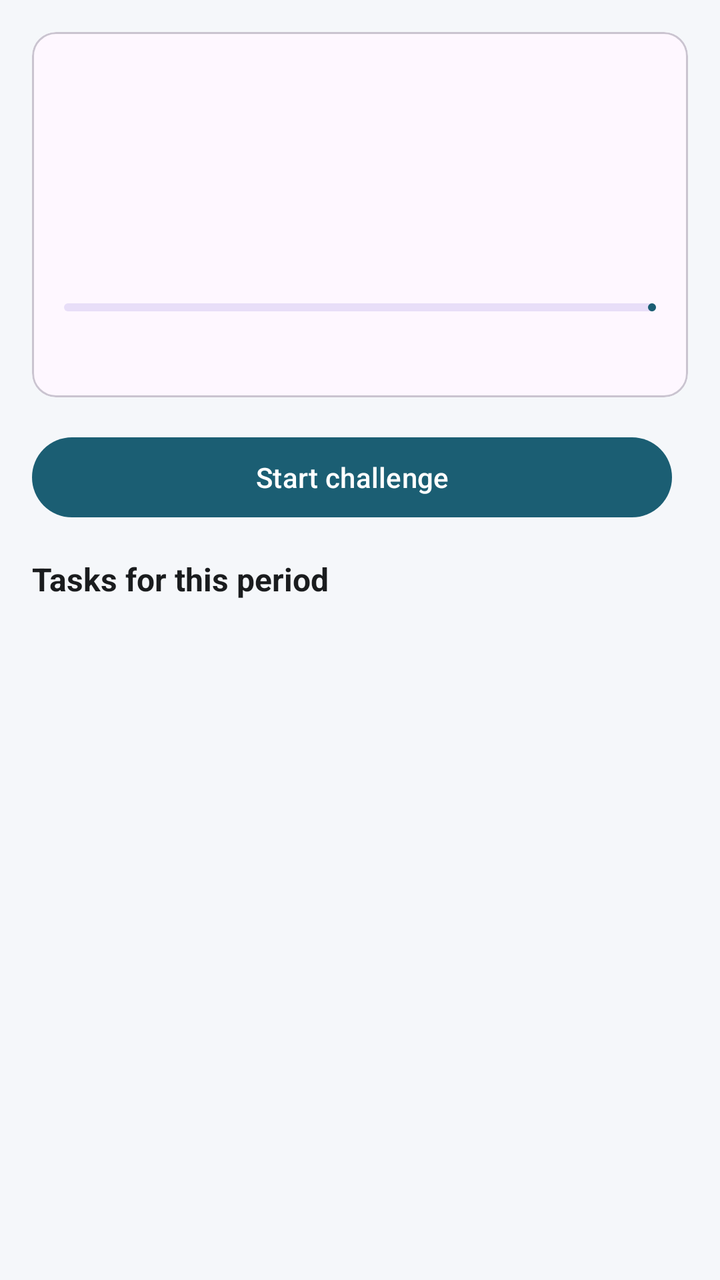
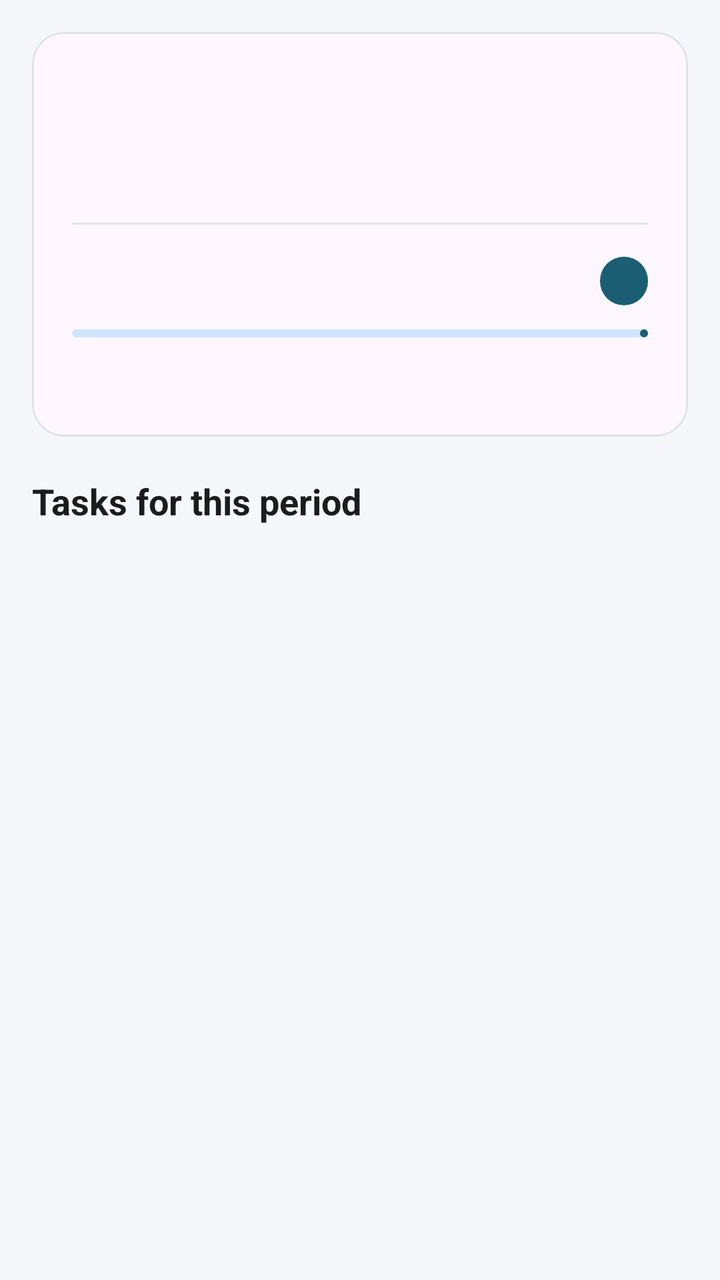

An Android layout rendered at two revisions. The XML below is the earlier revision; the diff shows what the commit changed to produce the second picture.
<!-- AndroidManifest.xml: application theme Theme.TakeControl -->
<!-- res/layout/fragment_challenge_detail.xml -->
<?xml version="1.0" encoding="utf-8"?>
<androidx.core.widget.NestedScrollView xmlns:android="http://schemas.android.com/apk/res/android"
    xmlns:app="http://schemas.android.com/apk/res-auto"
    android:layout_width="match_parent"
    android:layout_height="match_parent">

    <LinearLayout
        android:layout_width="match_parent"
        android:layout_height="wrap_content"
        android:orientation="vertical"
        android:padding="16dp">

        <com.google.android.material.card.MaterialCardView
            android:layout_width="match_parent"
            android:layout_height="wrap_content"
            android:layout_marginBottom="16dp"
            app:cardCornerRadius="12dp">

            <LinearLayout
                android:layout_width="match_parent"
                android:layout_height="wrap_content"
                android:orientation="vertical"
                android:padding="16dp">

                <TextView
                    android:id="@+id/challengeTitleText"
                    android:layout_width="match_parent"
                    android:layout_height="wrap_content"
                    android:textColor="@color/text_primary"
                    android:textSize="22sp"
                    android:textStyle="bold" />

                <TextView
                    android:id="@+id/challengeDescriptionText"
                    android:layout_width="match_parent"
                    android:layout_height="wrap_content"
                    android:layout_marginTop="4dp"
                    android:textColor="@color/text_secondary" />

                <TextView
                    android:id="@+id/statusText"
                    android:layout_width="wrap_content"
                    android:layout_height="wrap_content"
                    android:layout_marginTop="8dp"
                    android:textStyle="bold" />

                <TextView
                    android:id="@+id/progressText"
                    android:layout_width="match_parent"
                    android:layout_height="wrap_content"
                    android:layout_marginTop="8dp"
                    android:textColor="@color/primary"
                    android:textSize="18sp"
                    android:textStyle="bold" />

                <com.google.android.material.progressindicator.LinearProgressIndicator
                    android:id="@+id/progressBar"
                    android:layout_width="match_parent"
                    android:layout_height="wrap_content"
                    android:layout_marginTop="8dp"
                    app:trackCornerRadius="4dp" />

                <TextView
                    android:id="@+id/membersText"
                    android:layout_width="match_parent"
                    android:layout_height="wrap_content"
                    android:layout_marginTop="8dp"
                    android:textColor="@color/text_secondary" />

                <TextView
                    android:id="@+id/completedBanner"
                    android:layout_width="match_parent"
                    android:layout_height="wrap_content"
                    android:layout_marginTop="8dp"
                    android:text="@string/challenge_completed"
                    android:textColor="@color/status_completed"
                    android:textStyle="bold"
                    android:visibility="gone" />
            </LinearLayout>
        </com.google.android.material.card.MaterialCardView>

        <LinearLayout
            android:id="@+id/draftActionsLayout"
            android:layout_width="match_parent"
            android:layout_height="wrap_content"
            android:layout_marginBottom="16dp"
            android:orientation="horizontal">

            <com.google.android.material.button.MaterialButton
                android:id="@+id/startButton"
                android:layout_width="0dp"
                android:layout_height="wrap_content"
                android:layout_marginEnd="8dp"
                android:layout_weight="1"
                android:text="@string/start_challenge" />
        </LinearLayout>

        <LinearLayout
            android:id="@+id/socialActionsLayout"
            android:layout_width="match_parent"
            android:layout_height="wrap_content"
            android:layout_marginBottom="16dp"
            android:orientation="horizontal"
            android:visibility="gone">

            <com.google.android.material.button.MaterialButton
                android:id="@+id/shareButton"
                style="@style/Widget.Material3.Button.TonalButton"
                android:layout_width="0dp"
                android:layout_height="wrap_content"
                android:layout_weight="1"
                android:text="@string/invite_friends" />
        </LinearLayout>

        <TextView
            android:layout_width="match_parent"
            android:layout_height="wrap_content"
            android:layout_marginBottom="8dp"
            android:text="@string/tasks_for_period"
            android:textColor="@color/text_primary"
            android:textSize="16sp"
            android:textStyle="bold" />

        <androidx.recyclerview.widget.RecyclerView
            android:id="@+id/tasksRecyclerView"
            android:layout_width="match_parent"
            android:layout_height="wrap_content"
            android:nestedScrollingEnabled="false" />

        <TextView
            android:id="@+id/leaderboardTitle"
            android:layout_width="match_parent"
            android:layout_height="wrap_content"
            android:layout_marginTop="24dp"
            android:layout_marginBottom="8dp"
            android:text="@string/leaderboard"
            android:textColor="@color/text_primary"
            android:textSize="16sp"
            android:textStyle="bold"
            android:visibility="gone" />

        <androidx.recyclerview.widget.RecyclerView
            android:id="@+id/leaderboardRecyclerView"
            android:layout_width="match_parent"
            android:layout_height="wrap_content"
            android:nestedScrollingEnabled="false"
            android:visibility="gone" />
    </LinearLayout>
</androidx.core.widget.NestedScrollView>
<!-- resources referenced by this layout -->
<resources>
  <color name="primary">#1B5E73</color>
  <color name="status_completed">#1565C0</color>
  <color name="text_primary">#1A1C1E</color>
  <color name="text_secondary">#5C6267</color>
  <string name="challenge_completed">Challenge completed!</string>
  <string name="invite_friends">Invite friends</string>
  <string name="leaderboard">Leaderboard</string>
  <string name="start_challenge">Start challenge</string>
  <string name="tasks_for_period">Tasks for this period</string>
  <style name="Theme.TakeControl" parent="Theme.Material3.Light.NoActionBar">
          <item name="colorPrimary">@color/primary</item>
          <item name="colorPrimaryDark">@color/primary_dark</item>
          <item name="colorSecondary">@color/secondary</item>
          <item name="android:statusBarColor">@android:color/transparent</item>
          <item name="android:windowLightStatusBar">false</item>
          <item name="android:windowBackground">@color/background</item>
      </style>
  <color name="primary_dark">#0F3D4D</color>
  <color name="secondary">#4CAF93</color>
  <color name="background">#F5F7FA</color>
</resources>

<!-- the commit's change to res/layout/fragment_challenge_detail.xml (unified diff, before → after) -->
@@ -2,7 +2,8 @@
 <androidx.core.widget.NestedScrollView xmlns:android="http://schemas.android.com/apk/res/android"
     xmlns:app="http://schemas.android.com/apk/res-auto"
     android:layout_width="match_parent"
-    android:layout_height="match_parent">
+    android:layout_height="match_parent"
+    android:background="@color/background">
 
     <LinearLayout
         android:layout_width="match_parent"
@@ -13,69 +14,95 @@
         <com.google.android.material.card.MaterialCardView
             android:layout_width="match_parent"
             android:layout_height="wrap_content"
-            android:layout_marginBottom="16dp"
-            app:cardCornerRadius="12dp">
+            android:layout_marginBottom="20dp"
+            app:cardCornerRadius="16dp"
+            app:cardElevation="0dp"
+            app:strokeWidth="1dp"
+            app:strokeColor="@color/surface_variant">
 
             <LinearLayout
                 android:layout_width="match_parent"
                 android:layout_height="wrap_content"
                 android:orientation="vertical"
-                android:padding="16dp">
+                android:padding="20dp">
 
                 <TextView
                     android:id="@+id/challengeTitleText"
                     android:layout_width="match_parent"
                     android:layout_height="wrap_content"
                     android:textColor="@color/text_primary"
-                    android:textSize="22sp"
-                    android:textStyle="bold" />
+                    android:textSize="24sp"
+                    android:textStyle="bold"
+                    android:letterSpacing="-0.02" />
 
                 <TextView
                     android:id="@+id/challengeDescriptionText"
                     android:layout_width="match_parent"
                     android:layout_height="wrap_content"
-                    android:layout_marginTop="4dp"
-                    android:textColor="@color/text_secondary" />
+                    android:layout_marginTop="8dp"
+                    android:textColor="@color/text_secondary"
+                    android:lineSpacingExtra="2dp" />
 
-                <TextView
-                    android:id="@+id/statusText"
-                    android:layout_width="wrap_content"
-                    android:layout_height="wrap_content"
-                    android:layout_marginTop="8dp"
-                    android:textStyle="bold" />
+                <View
+                    android:layout_width="match_parent"
+                    android:layout_height="1dp"
+                    android:layout_marginVertical="16dp"
+                    android:background="@color/surface_variant" />
 
-                <TextView
-                    android:id="@+id/progressText"
+                <LinearLayout
                     android:layout_width="match_parent"
                     android:layout_height="wrap_content"
-                    android:layout_marginTop="8dp"
-                    android:textColor="@color/primary"
-                    android:textSize="18sp"
-                    android:textStyle="bold" />
+                    android:orientation="horizontal"
+                    android:gravity="center_vertical">
+
+                    <TextView
+                        android:id="@+id/progressText"
+                        android:layout_width="0dp"
+                        android:layout_height="wrap_content"
+                        android:layout_weight="1"
+                        android:textColor="@color/primary"
+                        android:textSize="18sp"
+                        android:textStyle="bold" />
+
+                    <TextView
+                        android:id="@+id/statusText"
+                        android:layout_width="wrap_content"
+                        android:layout_height="wrap_content"
+                        android:paddingHorizontal="12dp"
+                        android:paddingVertical="4dp"
+                        android:background="@drawable/bg_status_badge"
+                        android:textColor="@color/white"
+                        android:textSize="12sp"
+                        android:textStyle="bold" />
+                </LinearLayout>
 
                 <com.google.android.material.progressindicator.LinearProgressIndicator
                     android:id="@+id/progressBar"
                     android:layout_width="match_parent"
-                    android:layout_height="wrap_content"
-                    android:layout_marginTop="8dp"
-                    app:trackCornerRadius="4dp" />
+                    android:layout_height="8dp"
+                    android:layout_marginTop="12dp"
+                    app:trackCornerRadius="4dp"
+                    app:indicatorColor="@color/primary"
+                    app:trackColor="@color/primary_container" />
 
                 <TextView
                     android:id="@+id/membersText"
                     android:layout_width="match_parent"
                     android:layout_height="wrap_content"
-                    android:layout_marginTop="8dp"
-                    android:textColor="@color/text_secondary" />
+                    android:layout_marginTop="12dp"
+                    android:textColor="@color/text_secondary"
+                    android:textSize="13sp" />
 
                 <TextView
                     android:id="@+id/completedBanner"
                     android:layout_width="match_parent"
                     android:layout_height="wrap_content"
-                    android:layout_marginTop="8dp"
+                    android:layout_marginTop="12dp"
                     android:text="@string/challenge_completed"
                     android:textColor="@color/status_completed"
                     android:textStyle="bold"
-                    android:visibility="gone" />
+                    android:visibility="gone"
+                    android:textAlignment="center" />
             </LinearLayout>
         </com.google.android.material.card.MaterialCardView>
 
@@ -84,15 +111,15 @@
             android:layout_width="match_parent"
             android:layout_height="wrap_content"
             android:layout_marginBottom="16dp"
-            android:orientation="horizontal">
+            android:orientation="horizontal"
+            android:visibility="gone">
 
             <com.google.android.material.button.MaterialButton
                 android:id="@+id/startButton"
-                android:layout_width="0dp"
+                android:layout_width="match_parent"
                 android:layout_height="wrap_content"
-                android:layout_marginEnd="8dp"
-                android:layout_weight="1"
-                android:text="@string/start_challenge" />
+                android:text="@string/start_challenge"
+                app:cornerRadius="12dp" />
         </LinearLayout>
 
         <LinearLayout
@@ -106,19 +133,19 @@
             <com.google.android.material.button.MaterialButton
                 android:id="@+id/shareButton"
                 style="@style/Widget.Material3.Button.TonalButton"
-                android:layout_width="0dp"
+                android:layout_width="match_parent"
                 android:layout_height="wrap_content"
-                android:layout_weight="1"
-                android:text="@string/invite_friends" />
+                android:text="@string/invite_friends"
+                app:cornerRadius="12dp" />
         </LinearLayout>
 
         <TextView
             android:layout_width="match_parent"
             android:layout_height="wrap_content"
-            android:layout_marginBottom="8dp"
+            android:layout_marginBottom="12dp"
             android:text="@string/tasks_for_period"
             android:textColor="@color/text_primary"
-            android:textSize="16sp"
+            android:textSize="18sp"
             android:textStyle="bold" />
 
         <androidx.recyclerview.widget.RecyclerView
@@ -131,11 +158,11 @@
             android:id="@+id/leaderboardTitle"
             android:layout_width="match_parent"
             android:layout_height="wrap_content"
-            android:layout_marginTop="24dp"
-            android:layout_marginBottom="8dp"
+            android:layout_marginTop="32dp"
+            android:layout_marginBottom="12dp"
             android:text="@string/leaderboard"
             android:textColor="@color/text_primary"
-            android:textSize="16sp"
+            android:textSize="18sp"
             android:textStyle="bold"
             android:visibility="gone" />
 
<!-- resource entries referenced after the edit -->
@@ -1,9 +1,19 @@
 <!-- resources referenced by this layout -->
 <resources>
   <color name="primary">#1B5E73</color>
+  <color name="primary_container">#D1E4FF</color>
   <color name="status_completed">#1565C0</color>
+  <color name="surface_variant">#DEE3EB</color>
   <color name="text_primary">#1A1C1E</color>
-  <color name="text_secondary">#5C6267</color>
+  <color name="text_secondary">#44474E</color>
+  <color name="white">#FFFFFF</color>
+  <!-- drawable bg_status_badge (drawable) -->
+  <?xml version="1.0" encoding="utf-8"?>
+  <shape xmlns:android="http://schemas.android.com/apk/res/android"
+      android:shape="rectangle">
+      <solid android:color="@color/primary" />
+      <corners android:radius="12dp" />
+  </shape>
   <string name="challenge_completed">Challenge completed!</string>
   <string name="invite_friends">Invite friends</string>
   <string name="leaderboard">Leaderboard</string>
